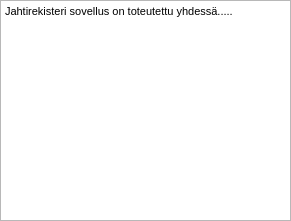
Old version of the form ui/infoDialog.ui in the repository eeroleppalehto/Jahtirekisteri.
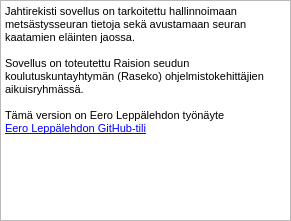
New version of the form.

The edit to the form file:
```diff
--- a/ui/infoDialog.ui
+++ b/ui/infoDialog.ui
@@ -27,7 +27,13 @@
 &lt;html&gt;&lt;head&gt;&lt;meta name=&quot;qrichtext&quot; content=&quot;1&quot; /&gt;&lt;style type=&quot;text/css&quot;&gt;
 p, li { white-space: pre-wrap; }
 &lt;/style&gt;&lt;/head&gt;&lt;body style=&quot; font-family:'MS Shell Dlg 2'; font-size:8.25pt; font-weight:400; font-style:normal;&quot;&gt;
-&lt;p style=&quot; margin-top:0px; margin-bottom:0px; margin-left:0px; margin-right:0px; -qt-block-indent:0; text-indent:0px;&quot;&gt;Jahtirekisteri sovellus on toteutettu yhdessä.....&lt;/p&gt;
+&lt;p style=&quot; margin-top:0px; margin-bottom:0px; margin-left:0px; margin-right:0px; -qt-block-indent:0; text-indent:0px;&quot;&gt;Jahtirekisti sovellus on tarkoitettu hallinnoimaan metsästysseuran tietoja sekä avustamaan seuran kaatamien eläinten jaossa.&lt;/p&gt;
+&lt;p style=&quot;-qt-paragraph-type:empty; margin-top:0px; margin-bottom:0px; margin-left:0px; margin-right:0px; -qt-block-indent:0; text-indent:0px;&quot;&gt;&lt;br /&gt;&lt;/p&gt;
+&lt;p style=&quot; margin-top:0px; margin-bottom:0px; margin-left:0px; margin-right:0px; -qt-block-indent:0; text-indent:0px;&quot;&gt;Sovellus on toteutettu Raision seudun koulutuskuntayhtymän (Raseko) ohjelmistokehittäjien aikuisryhmässä.&lt;/p&gt;
+&lt;p style=&quot;-qt-paragraph-type:empty; margin-top:0px; margin-bottom:0px; margin-left:0px; margin-right:0px; -qt-block-indent:0; text-indent:0px;&quot;&gt;&lt;br /&gt;&lt;/p&gt;
+&lt;p style=&quot; margin-top:0px; margin-bottom:0px; margin-left:0px; margin-right:0px; -qt-block-indent:0; text-indent:0px;&quot;&gt;Tämä version on Eero Leppälehdon työnäyte&lt;/p&gt;
+&lt;p style=&quot; margin-top:0px; margin-bottom:0px; margin-left:0px; margin-right:0px; -qt-block-indent:0; text-indent:0px;&quot;&gt;&lt;a href=&quot;https://github.com/eeroleppalehto&quot;&gt;&lt;span style=&quot; font-size:8pt; text-decoration: underline; color:#0000ff;&quot;&gt;Eero Leppälehdon GitHub-tili&lt;/span&gt;&lt;/a&gt;&lt;/p&gt;
+&lt;p style=&quot;-qt-paragraph-type:empty; margin-top:0px; margin-bottom:0px; margin-left:0px; margin-right:0px; -qt-block-indent:0; text-indent:0px;&quot;&gt;&lt;br /&gt;&lt;/p&gt;
 &lt;p style=&quot;-qt-paragraph-type:empty; margin-top:0px; margin-bottom:0px; margin-left:0px; margin-right:0px; -qt-block-indent:0; text-indent:0px;&quot;&gt;&lt;br /&gt;&lt;/p&gt;&lt;/body&gt;&lt;/html&gt;</string>
    </property>
    <property name="openExternalLinks">
```
